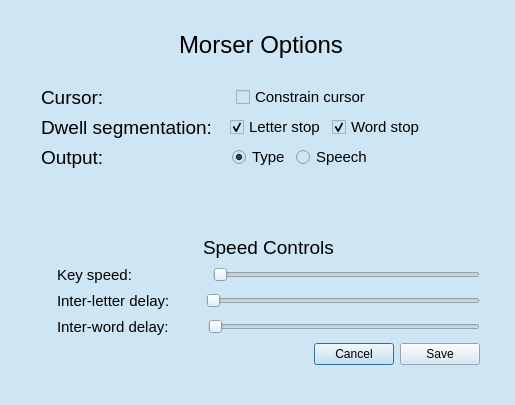
Old version of the form morseInput/src/morseInput/qt_files/morserOptions/morseroptions.ui in the repository ros-visualization/robhum_ui_utils.
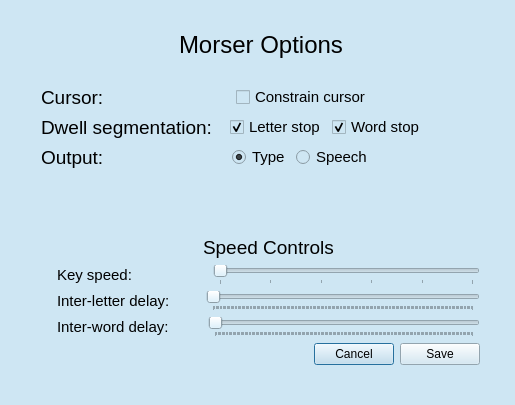
New version of the form.

Commit message: Added package qt_dialog_service to stack. Completed connecting options window widgets, except for save/cancel buttons. Would be nice to get tick values. Speech and virtual keyboard still missing.

The edit to the form file:
```diff
--- a/morseInput/src/morseInput/qt_files/morserOptions/morseroptions.ui
+++ b/morseInput/src/morseInput/qt_files/morserOptions/morseroptions.ui
@@ -410,9 +410,24 @@
          </item>
          <item>
           <widget class="QSlider" name="keySpeedSlider">
+           <property name="minimum">
+            <number>1</number>
+           </property>
+           <property name="maximum">
+            <number>6</number>
+           </property>
+           <property name="pageStep">
+            <number>2</number>
+           </property>
            <property name="orientation">
             <enum>Qt::Horizontal</enum>
            </property>
+           <property name="tickPosition">
+            <enum>QSlider::TicksBelow</enum>
+           </property>
+           <property name="tickInterval">
+            <number>1</number>
+           </property>
           </widget>
          </item>
         </layout>
@@ -449,9 +464,18 @@
          </item>
          <item>
           <widget class="QSlider" name="interLetterDelaySlider">
+           <property name="minimum">
+            <number>100</number>
+           </property>
+           <property name="maximum">
+            <number>2000</number>
+           </property>
            <property name="orientation">
             <enum>Qt::Horizontal</enum>
            </property>
+           <property name="tickPosition">
+            <enum>QSlider::TicksBelow</enum>
+           </property>
           </widget>
          </item>
         </layout>
@@ -488,9 +512,18 @@
          </item>
          <item>
           <widget class="QSlider" name="interWordDelaySlider">
+           <property name="minimum">
+            <number>100</number>
+           </property>
+           <property name="maximum">
+            <number>2000</number>
+           </property>
            <property name="orientation">
             <enum>Qt::Horizontal</enum>
            </property>
+           <property name="tickPosition">
+            <enum>QSlider::TicksBelow</enum>
+           </property>
           </widget>
          </item>
         </layout>
```
The commit also changes 11 other files.
